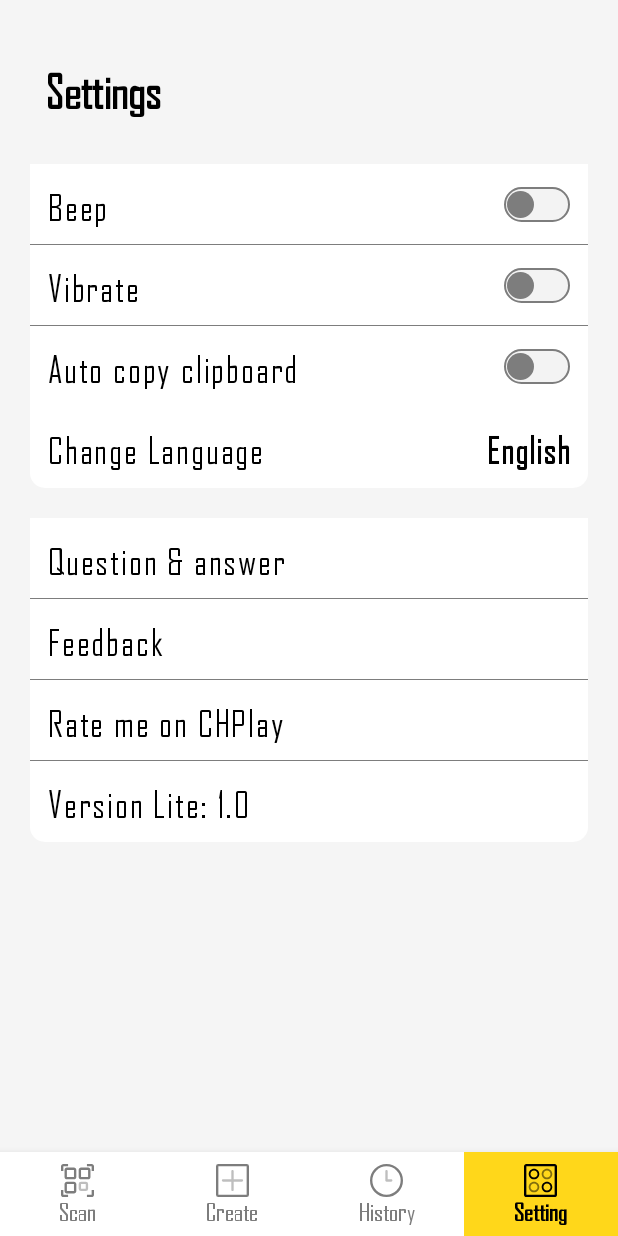
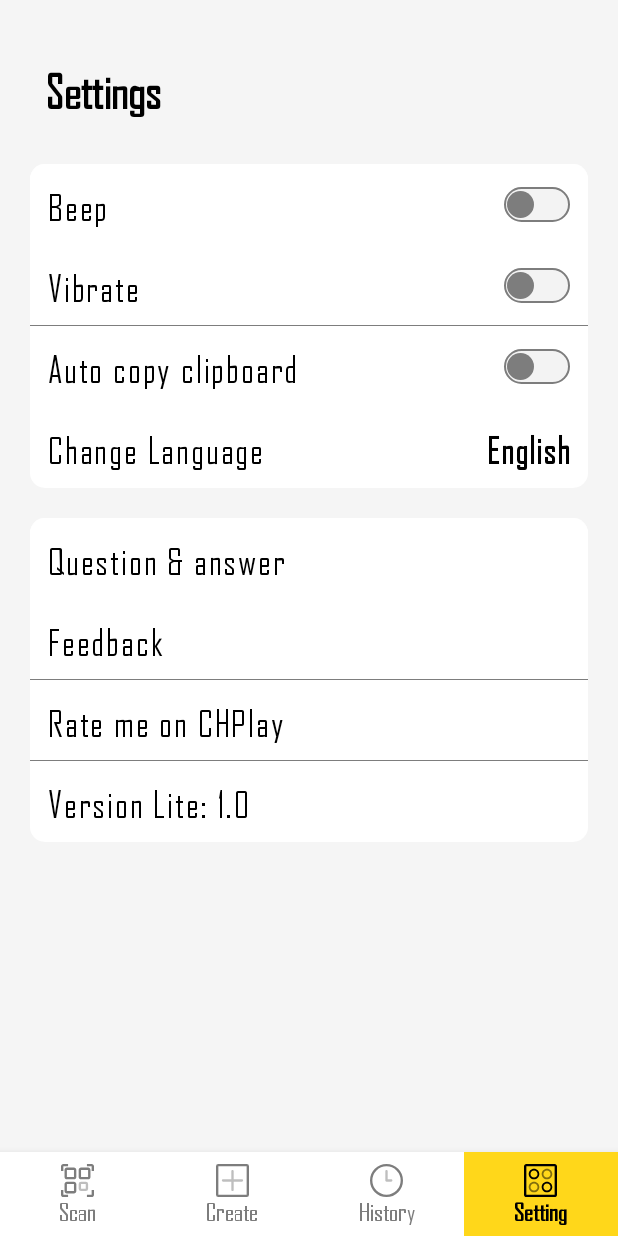
Before and after one commit to WinterPearl2k2/ScanQRLite, an Android app: the screen it shows after launch (MainActivity), item 4 of the bottom bar chosen, on a phone screen of 412 x 824 dp. Run offline under Robolectric (Android 15) with nearby library versions, the phone set to English and light mode, and no system bars; our stand-ins replace AdMob; libraries missing offline, so code that uses them is left out: androidx.camera.core, androidx.camera.lifecycle, androidx.camera.view, com.google.mlkit.vision, com.willy.ratingbar; 7 statements that could not run were skipped.

Commit message:
sửa mờ màn hình

```diff
--- a/app/src/main/java/com/example/scanqrlite/create/create_item/Create_wifi.java
+++ b/app/src/main/java/com/example/scanqrlite/create/create_item/Create_wifi.java
@@ -71,7 +71,6 @@ public class Create_wifi extends Fragment {
                         nothing = true;
                         edtPass.setEnabled(false);
                         edtPass.setError(null);
-                        fragmentCreateWifi.setFocusable(true);
                         fragmentCreateWifi.requestFocusFromTouch();
                         break;
                 }
--- /dev/null
+++ b/app/src/main/res/drawable/cus_list_item_top.xml
@@ -0,0 +1,6 @@
+<?xml version="1.0" encoding="utf-8"?>
+<shape android:shape="rectangle" xmlns:android="http://schemas.android.com/apk/res/android">
+    <solid android:color="@color/white"/>
+    <corners android:topLeftRadius="10dp"
+        android:topRightRadius="10dp"/>
+</shape>
--- a/app/src/main/res/layout/fragment_setting.xml
+++ b/app/src/main/res/layout/fragment_setting.xml
@@ -31,7 +31,7 @@
                     android:layout_height="match_parent"
                     android:orientation="horizontal"
                     android:weightSum="10"
-                    android:background="@drawable/cus_item_setting"
+                    android:background="@drawable/cus_list_item_top"
                     android:layout_weight="1">
                     <TextView
                         android:layout_width="match_parent"
@@ -162,7 +162,7 @@
                     android:layout_width="match_parent"
                     android:layout_height="match_parent"
                     android:orientation="horizontal"
-                    android:background="@drawable/cus_item_setting"
+                    android:background="@drawable/cus_list_item_top"
                     android:layout_weight="1">
                     <TextView
                         android:layout_width="match_parent"
```
